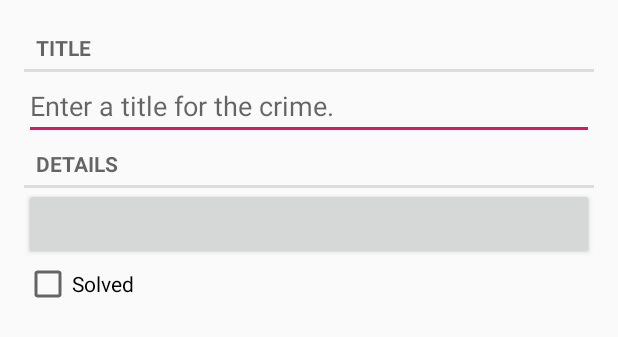
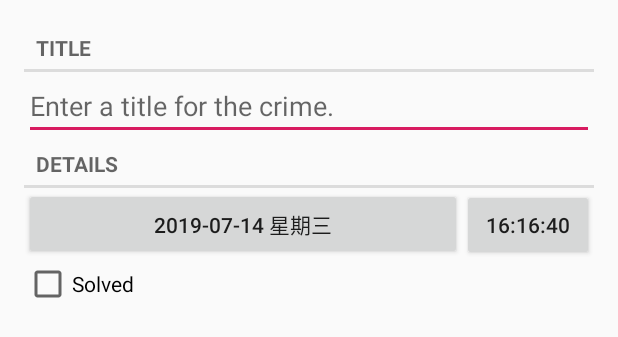
Before and after one commit to ZoharAndroid/AndroidProgramming3ed, an Android app: the layout fragment_cirme.xml on its own in the app's theme, with its tools: preview values and no code run, on a phone screen of 412 x 824 dp. Shown: the top 337 px of the screen. Run offline under Robolectric (Android 15) with nearby library versions, the phone set to English and light mode, and no system bars.

Commit message:
dialog fragment

```diff
--- /dev/null
+++ b/CriminalIntent/app/src/main/res/layout/dialog_date.xml
@@ -0,0 +1,6 @@
+<?xml version="1.0" encoding="utf-8"?>
+<DatePicker xmlns:android="http://schemas.android.com/apk/res/android"
+    android:id="@+id/dialog_date"
+    android:layout_width="match_parent" android:layout_height="match_parent">
+
+</DatePicker>
--- a/CriminalIntent/app/src/main/res/layout/fragment_cirme.xml
+++ b/CriminalIntent/app/src/main/res/layout/fragment_cirme.xml
@@ -2,6 +2,7 @@
 <LinearLayout xmlns:android="http://schemas.android.com/apk/res/android"
     android:layout_width="match_parent"
     android:layout_height="match_parent"
+    xmlns:tools="http://schemas.android.com/tools"
     android:padding="16dp"
     android:orientation="vertical">
 
@@ -23,10 +24,27 @@
         android:layout_height="wrap_content"
         android:text="@string/crime_details_label" />
 
-    <Button
-        android:id="@+id/crime_date"
+    <LinearLayout
         android:layout_width="match_parent"
-        android:layout_height="wrap_content" />
+        android:layout_height="wrap_content"
+        android:orientation="horizontal">
+
+        <Button
+            tools:text="2019-07-14 星期三"
+            android:id="@+id/crime_date"
+            android:layout_width="0dp"
+            android:layout_weight="1"
+            android:layout_height="wrap_content" />
+
+        <Button
+            tools:text="16:16:40"
+            android:id="@+id/crime_time"
+            android:layout_width="wrap_content"
+            android:layout_height="wrap_content" />
+
+    </LinearLayout>
+
+
 
     <CheckBox
         android:id="@+id/crime_solved"
--- a/CriminalIntent/app/src/main/res/values/strings.xml
+++ b/CriminalIntent/app/src/main/res/values/strings.xml
@@ -6,5 +6,6 @@
     <string name="crime_solved_label">Solved</string>
     <string name="jump_to_first">First</string>
     <string name="jump_to_last">Last</string>
-
+    <string name="date_picker_title">Date of crime:</string>
+    <string name="time_picker_title">Time of crime:</string>
 </resources>
```
Also changed, not shown: CriminalIntent/app/src/main/java/com/zohar/criminalintent/CrimeFragment.java (+51 -4 lines), CriminalIntent/app/src/main/java/com/zohar/criminalintent/DatePickerFragment.java (added, +85 -0 lines), CriminalIntent/app/src/main/java/com/zohar/criminalintent/TimePickerFragment.java (added, +43 -0 lines), CriminalIntent/app/src/main/res/layout/dialog_time.xml (added, +7 -0 lines).
